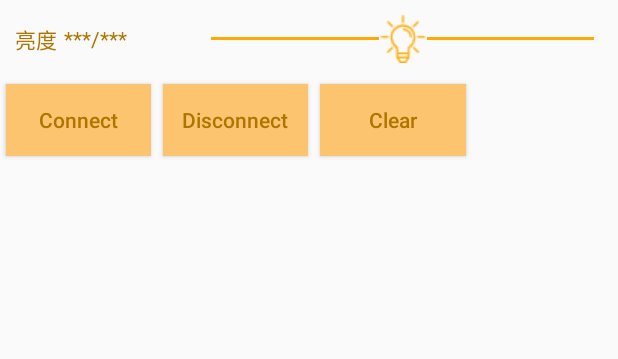
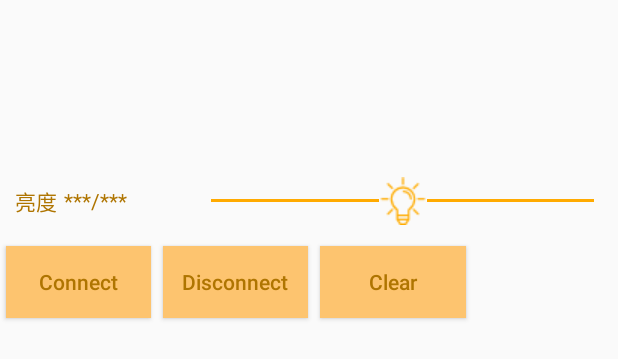
Before and after one commit to Winterlx/LightLivingroom, an Android app: the layout activity_main.xml on its own in the app's theme, with its tools: preview values and no code run, on a phone screen of 412 x 824 dp. Shown: the top 359 px of the screen. Run offline under Robolectric (Android 15) with nearby library versions, the phone set to English and light mode, and no system bars.

```diff
--- a/app/src/main/AndroidManifest.xml
+++ b/app/src/main/AndroidManifest.xml
@@ -14,7 +14,7 @@
         android:label="@string/app_name"
         android:roundIcon="@mipmap/ic_launcher_round"
         android:supportsRtl="true"
-        android:theme="@style/LightFullscreenNoActionBar"
+        android:theme="@style/AppTheme"
         android:fullBackupContent="@xml/backup_descriptor"
         tools:ignore="GoogleAppIndexingWarning">
         <activity android:name="org.newtonproject.newpay.android_ble_template.MainActivity_">
--- a/app/src/main/res/layout/activity_main.xml
+++ b/app/src/main/res/layout/activity_main.xml
@@ -4,7 +4,8 @@
     android:layout_width="match_parent"
     android:layout_height="match_parent"
     android:orientation="vertical"
-    tools:context=".MainActivity">
+    tools:context=".MainActivity"
+    android:gravity="center_vertical">
 
 
     <LinearLayout
```
